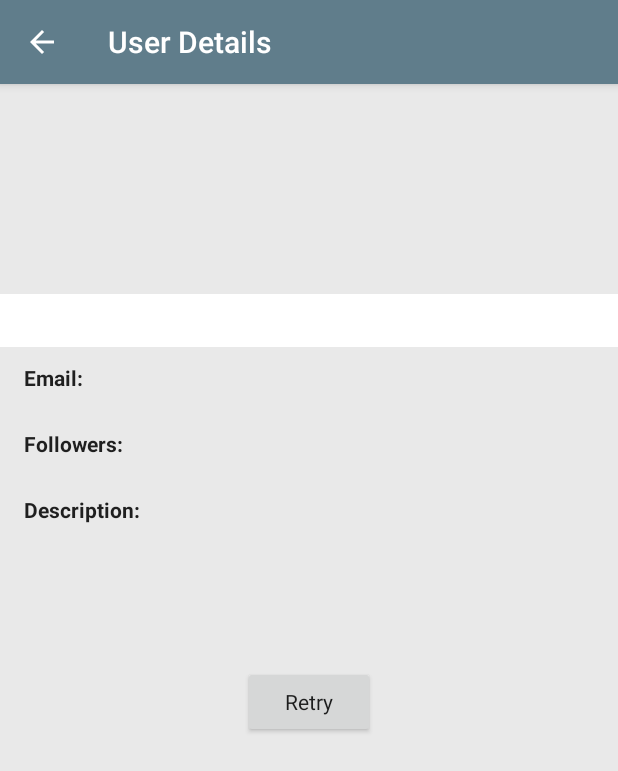
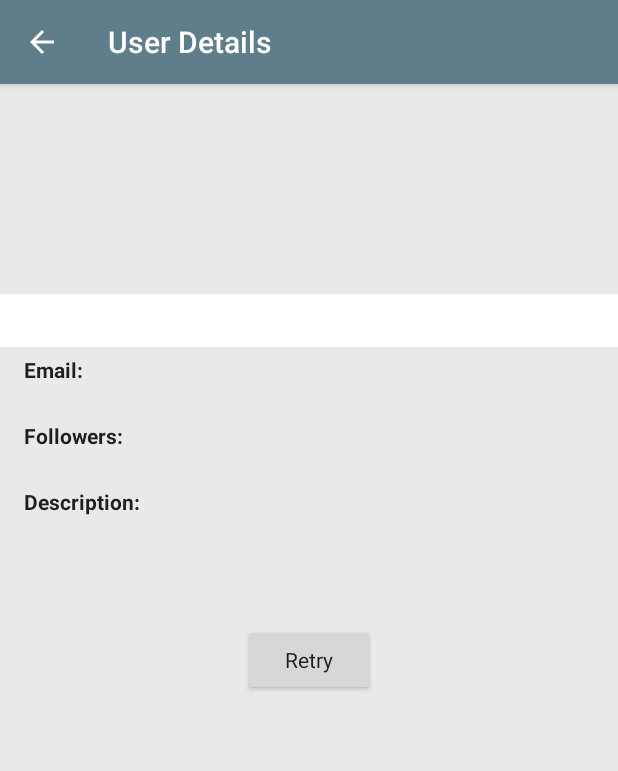
Before and after one commit to chusobadenas/android-clean-architecture-project, an Android app: the UserDetailsFragment screen opened directly, with no data from a screen before it, on a phone screen of 412 x 824 dp. Shown: the top 771 px of the screen. Run offline under Robolectric (Android 15) with nearby library versions, the phone set to English and light mode, and no system bars; our stand-ins replace Dagger/Hilt's generated code, RxJava, Timber; network calls fail; 1 statement that could not run was skipped.

Commit message:
Using ConstraintLayout

```diff
--- a/app/build.gradle
+++ b/app/build.gradle
@@ -46,7 +46,6 @@ dependencies {
   final DAGGER_VERSION = '2.29.1'
   final GLIDE_VERSION = '4.11.0'
   final OKHTTP3_VERSION = '4.9.0'
-  final PLAY_SERVICES_VERSION = '17.0.0'
   final RETROFIT_VERSION = '2.9.0'
   final RXANDROID_VERSION = '2.1.1'
   final RXJAVA_VERSION = '2.2.19'
@@ -61,7 +60,6 @@ dependencies {
   implementation "androidx.swiperefreshlayout:swiperefreshlayout:1.1.0"
   implementation "com.google.android.material:material:1.2.1"
   implementation "com.github.bumptech.glide:glide:$GLIDE_VERSION"
-  implementation "com.google.android.gms:play-services-gcm:$PLAY_SERVICES_VERSION"
   implementation "com.google.dagger:dagger:$DAGGER_VERSION"
   implementation "com.google.dagger:dagger-android:$DAGGER_VERSION"
   implementation "com.google.dagger:hilt-android:$DAGGER_HILT_VERSION"
--- a/app/src/main/java/com/chusobadenas/boilerplatecleanarchitecture/presentation/userdetails/UserDetailsFragment.java
+++ b/app/src/main/java/com/chusobadenas/boilerplatecleanarchitecture/presentation/userdetails/UserDetailsFragment.java
@@ -5,10 +5,9 @@ import android.view.LayoutInflater;
 import android.view.View;
 import android.view.ViewGroup;
 import android.widget.ImageView;
-import android.widget.LinearLayout;
-import android.widget.RelativeLayout;
 import android.widget.TextView;
 import androidx.annotation.NonNull;
+import androidx.constraintlayout.widget.ConstraintLayout;
 import com.chusobadenas.boilerplatecleanarchitecture.R;
 import com.chusobadenas.boilerplatecleanarchitecture.common.util.UIUtils;
 import com.chusobadenas.boilerplatecleanarchitecture.databinding.FragmentUserDetailsBinding;
@@ -25,9 +24,9 @@ public class UserDetailsFragment extends BaseMvpFragment implements UserDetailsM
   UserDetailsPresenter userDetailsPresenter;
 
   private FragmentUserDetailsBinding binding;
-  private LinearLayout viewUserDetail;
-  private RelativeLayout viewProgress;
-  private RelativeLayout viewRetry;
+  private ConstraintLayout viewUserDetail;
+  private ConstraintLayout viewProgress;
+  private ConstraintLayout viewRetry;
 
   public static UserDetailsFragment newInstance(int userId) {
     UserDetailsFragment fragment = new UserDetailsFragment();
--- a/app/src/main/java/com/chusobadenas/boilerplatecleanarchitecture/presentation/userdetails/UserDetailsPresenter.java
+++ b/app/src/main/java/com/chusobadenas/boilerplatecleanarchitecture/presentation/userdetails/UserDetailsPresenter.java
@@ -65,7 +65,7 @@ public class UserDetailsPresenter extends BasePresenter<UserDetailsMvpView> {
   private final class UserDetailsSubscriber extends DefaultSubscriber<User> {
 
     @Override
-    public void onError(Throwable throwable) {
+    public void onError(@NonNull Throwable throwable) {
       getMvpView().hideLoading();
       showErrorMessage(throwable, "Error loading user details", null);
       getMvpView().showRetry();
--- a/app/src/main/java/com/chusobadenas/boilerplatecleanarchitecture/presentation/userlist/UserListFragment.java
+++ b/app/src/main/java/com/chusobadenas/boilerplatecleanarchitecture/presentation/userlist/UserListFragment.java
@@ -5,8 +5,8 @@ import android.os.Bundle;
 import android.view.LayoutInflater;
 import android.view.View;
 import android.view.ViewGroup;
-import android.widget.RelativeLayout;
 import androidx.annotation.NonNull;
+import androidx.constraintlayout.widget.ConstraintLayout;
 import com.chusobadenas.boilerplatecleanarchitecture.R;
 import com.chusobadenas.boilerplatecleanarchitecture.databinding.FragmentUserListBinding;
 import com.chusobadenas.boilerplatecleanarchitecture.presentation.base.BaseMvpFragment;
@@ -30,8 +30,8 @@ public class UserListFragment extends BaseMvpFragment implements UserListMvpView
   UsersAdapter usersAdapter;
 
   private FragmentUserListBinding binding;
-  private RelativeLayout viewProgress;
-  private RelativeLayout viewRetry;
+  private ConstraintLayout viewProgress;
+  private ConstraintLayout viewRetry;
   private UserListListener userListListener;
 
   public static UserListFragment newInstance() {
--- a/app/src/main/java/com/chusobadenas/boilerplatecleanarchitecture/presentation/userlist/UserListPresenter.java
+++ b/app/src/main/java/com/chusobadenas/boilerplatecleanarchitecture/presentation/userlist/UserListPresenter.java
@@ -71,7 +71,7 @@ public class UserListPresenter extends BasePresenter<UserListMvpView> {
   private final class UserListSubscriber extends DefaultSubscriber<List<User>> {
 
     @Override
-    public void onError(Throwable throwable) {
+    public void onError(@NonNull Throwable throwable) {
       getMvpView().hideLoading();
       showErrorMessage(throwable, "Error loading user list", null);
       getMvpView().showRetry();
--- a/app/src/main/res/layout/activity_layout.xml
+++ b/app/src/main/res/layout/activity_layout.xml
@@ -1,21 +1,24 @@
 <?xml version="1.0" encoding="utf-8"?>
-<androidx.coordinatorlayout.widget.CoordinatorLayout
+<androidx.constraintlayout.widget.ConstraintLayout
   xmlns:android="http://schemas.android.com/apk/res/android"
   xmlns:app="http://schemas.android.com/apk/res-auto"
   android:layout_width="match_parent"
   android:layout_height="match_parent"
   android:background="@color/bg_light_grey">
 
-  <include layout="@layout/toolbar"/>
+  <include
+    android:id="@+id/main_toolbar"
+    layout="@layout/toolbar"
+    app:layout_constraintEnd_toEndOf="parent"
+    app:layout_constraintStart_toStartOf="parent"
+    app:layout_constraintTop_toTopOf="parent" />
 
-  <RelativeLayout
-      android:layout_width="match_parent"
-      android:layout_height="match_parent"
-      app:layout_behavior="@string/appbar_scrolling_view_behavior">
-
-    <FrameLayout
+  <androidx.fragment.app.FragmentContainerView
     android:id="@+id/fragmentContainer"
-        android:layout_width="match_parent"
-        android:layout_height="match_parent"/>
-  </RelativeLayout>
-</androidx.coordinatorlayout.widget.CoordinatorLayout>
+    android:layout_width="0dp"
+    android:layout_height="0dp"
+    app:layout_constraintBottom_toBottomOf="parent"
+    app:layout_constraintLeft_toLeftOf="parent"
+    app:layout_constraintRight_toRightOf="parent"
+    app:layout_constraintTop_toBottomOf="@id/main_toolbar" />
+</androidx.constraintlayout.widget.ConstraintLayout>
--- a/app/src/main/res/layout/toolbar.xml
+++ b/app/src/main/res/layout/toolbar.xml
@@ -12,5 +12,5 @@
     android:layout_height="?attr/actionBarSize"
     android:background="@color/primary"
     android:theme="@style/AppTheme.ActionBar"
-      app:layout_scrollFlags="scroll|enterAlways"/>
+    app:layout_scrollFlags="scroll|enterAlways" />
 </com.google.android.material.appbar.AppBarLayout>
--- a/app/src/main/res/layout/view_retry.xml
+++ b/app/src/main/res/layout/view_retry.xml
@@ -1,7 +1,8 @@
 <?xml version="1.0" encoding="utf-8"?>
-<RelativeLayout
+<androidx.constraintlayout.widget.ConstraintLayout
+  xmlns:android="http://schemas.android.com/apk/res/android"
+  xmlns:app="http://schemas.android.com/apk/res-auto"
   android:id="@+id/rl_retry"
-    xmlns:android="http://schemas.android.com/apk/res/android"
   android:layout_width="match_parent"
   android:layout_height="match_parent"
   android:visibility="gone">
@@ -9,5 +10,9 @@
   <Button
     android:id="@+id/bt_retry"
     style="@style/AppTheme.Button"
-      android:text="@string/btn_text_retry"/>
-</RelativeLayout>
+    android:text="@string/btn_text_retry"
+    app:layout_constraintBottom_toBottomOf="parent"
+    app:layout_constraintEnd_toEndOf="parent"
+    app:layout_constraintStart_toStartOf="parent"
+    app:layout_constraintTop_toTopOf="parent" />
+</androidx.constraintlayout.widget.ConstraintLayout>
--- a/app/src/main/res/layout/view_user_details.xml
+++ b/app/src/main/res/layout/view_user_details.xml
@@ -1,57 +1,69 @@
 <?xml version="1.0" encoding="utf-8"?>
-<LinearLayout
+<androidx.constraintlayout.widget.ConstraintLayout
+  xmlns:android="http://schemas.android.com/apk/res/android"
+  xmlns:app="http://schemas.android.com/apk/res-auto"
+  xmlns:tools="http://schemas.android.com/tools"
   android:id="@+id/user_detail_view"
-    xmlns:android="http://schemas.android.com/apk/res/android"
   android:layout_width="match_parent"
-    android:layout_height="match_parent"
-    android:orientation="vertical">
+  android:layout_height="match_parent">
 
   <ImageView
     android:id="@+id/iv_cover"
-      android:layout_width="match_parent"
+    android:layout_width="0dp"
     android:layout_height="@dimen/iv_cover_height"
-      android:contentDescription="@string/view_cover_description"/>
+    android:contentDescription="@string/view_cover_description"
+    app:layout_constraintEnd_toEndOf="parent"
+    app:layout_constraintStart_toStartOf="parent"
+    app:layout_constraintTop_toTopOf="parent" />
 
   <TextView
     android:id="@+id/tv_fullname"
     style="@style/AppTheme.TextViewHeader"
-      android:freezesText="true"/>
+    android:layout_width="0dp"
+    android:freezesText="true"
+    app:layout_constraintEnd_toEndOf="parent"
+    app:layout_constraintStart_toStartOf="parent"
+    app:layout_constraintTop_toBottomOf="@id/iv_cover"
+    tools:text="John Doe" />
 
   <LinearLayout
-      android:layout_width="match_parent"
-      android:layout_height="match_parent"
+    android:layout_width="0dp"
+    android:layout_height="wrap_content"
     android:layout_marginLeft="@dimen/activity_horizontal_margin"
     android:layout_marginRight="@dimen/activity_horizontal_margin"
-      android:orientation="vertical">
+    android:orientation="vertical"
+    app:layout_constraintEnd_toEndOf="parent"
+    app:layout_constraintStart_toStartOf="parent"
+    app:layout_constraintTop_toBottomOf="@id/tv_fullname">
 
     <TextView
       style="@style/AppTheme.TextViewTitle"
-        android:text="@string/view_text_email"/>
+      android:text="@string/view_text_email" />
 
     <TextView
       android:id="@+id/tv_email"
       android:layout_width="match_parent"
       android:layout_height="wrap_content"
-        android:freezesText="true"/>
+      android:freezesText="true" />
 
     <TextView
       style="@style/AppTheme.TextViewTitle"
-        android:text="@string/view_text_followers"/>
+      android:text="@string/view_text_followers" />
 
     <TextView
       android:id="@+id/tv_followers"
       android:layout_width="match_parent"
       android:layout_height="wrap_content"
-        android:freezesText="true"/>
+      android:freezesText="true" />
 
     <TextView
       style="@style/AppTheme.TextViewTitle"
-        android:text="@string/view_text_description"/>
+      android:text="@string/view_text_description" />
 
     <TextView
       android:id="@+id/tv_description"
       android:layout_width="match_parent"
       android:layout_height="wrap_content"
-        android:freezesText="true"/>
+      android:freezesText="true" />
   </LinearLayout>
-</LinearLayout>
+</androidx.constraintlayout.widget.ConstraintLayout>
--- a/app/src/main/res/values/strings.xml
+++ b/app/src/main/res/values/strings.xml
@@ -21,7 +21,6 @@
   <string name="error_title_generic">Oops!</string>
 
   <!-- Main Activity -->
-  <string name="text_view">View</string>
-  <string name="text_collections">Collections</string>
+  <string name="text_view_detail">View detail</string>
   <string name="user_image_description">User image</string>
 </resources>
```
Also changed, not shown: app/src/main/AndroidManifest.xml (+13 -14 lines), app/src/main/java/com/chusobadenas/boilerplatecleanarchitecture/presentation/base/BaseActivity.java (+0 -7 lines), app/src/main/res/layout/activity_main.xml (+27 -9 lines), app/src/main/res/layout/fragment_user_details.xml (+6 -6 lines), app/src/main/res/layout/fragment_user_list.xml (+6 -7 lines), app/src/main/res/layout/item_user.xml (+32 -62 lines), app/src/main/res/layout/list_item_single_choice.xml (+8 -8 lines), app/src/main/res/layout/loading_progress_view.xml (+16 -8 lines), app/src/main/res/layout/view_progress.xml (+13 -9 lines). Lines whose indentation alone changed are shown as unchanged.
